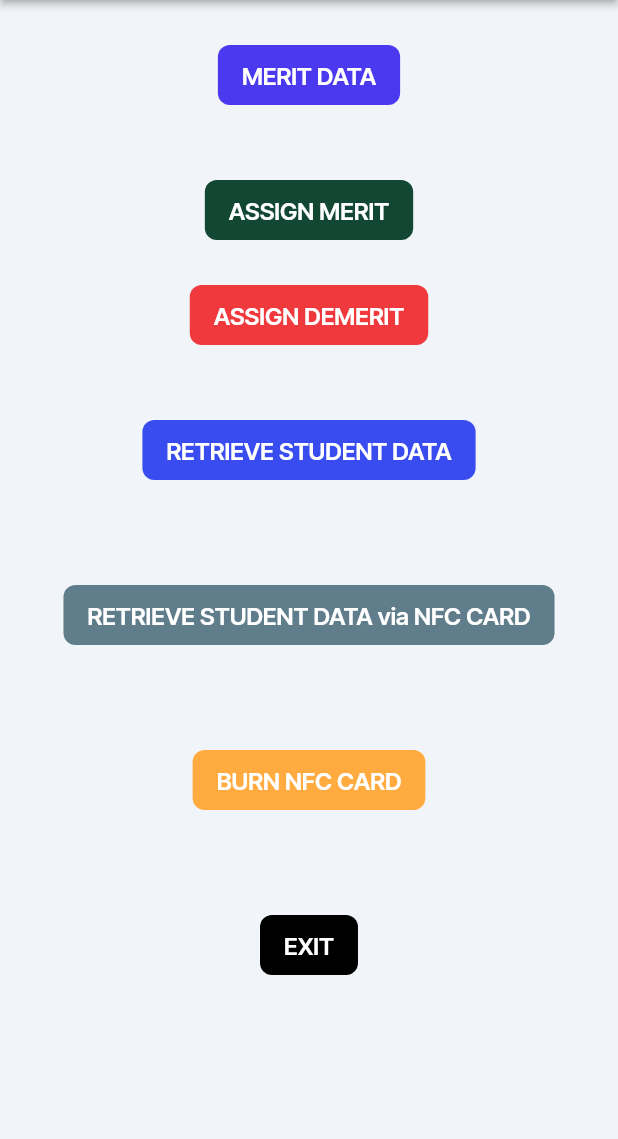
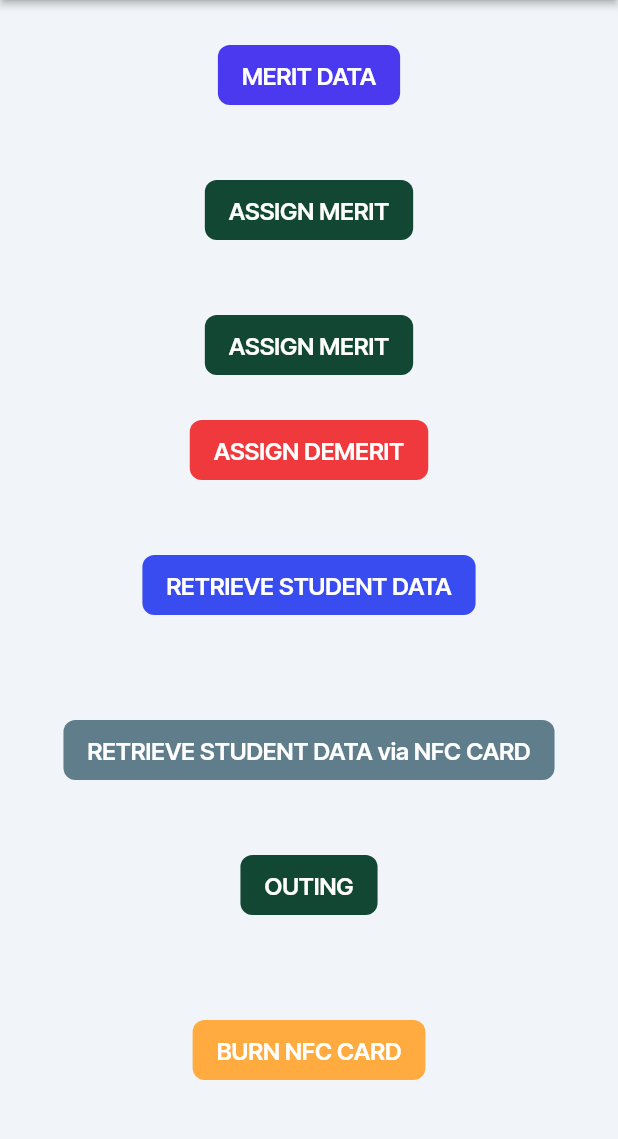
Before and after one commit to syedadib19/emrsmb, a Flutter app: the screen it shows after launch, on a phone screen of 412 x 824 dp, the part 84-1223 px from its top. Run offline on Flutter 3.47's test engine with Material 3 defaults, Android fonts, the phone set to English and light mode, and no system bars; drawn by our look-alikes of auto_size_text; our stand-ins replace font_awesome_flutter, from_css_color, go_router, google_fonts, page_transition, shared_preferences and 2 more; missing offline and left inert: json_path, nfc_manager.

Commit message:
Editted Outing function

```diff
--- a/lib/NFCstudentlookup.dart
+++ b/lib/NFCstudentlookup.dart
@@ -1,7 +1,7 @@
 import 'package:flutter/material.dart';
 import 'package:http/http.dart' as http;
 import 'dart:convert';
-import 'package:nfc_manager/nfc_manager.dart';
+import 'package:nfc_manager/nfc_manager.dart'; //important fpr nfc
 import 'dart:typed_data';
 
 class NFCScreen extends StatefulWidget {
--- a/lib/pages/home_page/home_page_widget.dart
+++ b/lib/pages/home_page/home_page_widget.dart
@@ -1,6 +1,7 @@
 import 'package:e_m_r_s_m_b/NFCbatchdemerit.dart';
 import 'package:e_m_r_s_m_b/NFCbatchmerit.dart';
 import 'package:e_m_r_s_m_b/NFCstudentlookup.dart';
+import 'package:e_m_r_s_m_b/Outing.dart';
 import 'package:e_m_r_s_m_b/burnNFC.dart';
 import 'package:e_m_r_s_m_b/getsmp.dart';
 import 'package:e_m_r_s_m_b/meritdata.dart';
@@ -82,6 +83,7 @@ class _HomePageWidgetState extends State<HomePageWidget> {
         ),
         body: SafeArea(
           top: true,
+          child: SingleChildScrollView(  // Add this
             child: Column(
               mainAxisSize: MainAxisSize.max,
               children: [
@@ -114,6 +116,34 @@ class _HomePageWidgetState extends State<HomePageWidget> {
                         elevation: 0.0,
                         borderRadius: BorderRadius.circular(8.0),
                       ),
+                    ),
+                  ),
+                ),
+                Padding(
+                  padding: EdgeInsetsDirectional.fromSTEB(0.0, 50.0, 0.0, 0.0),
+                  child: FFButtonWidget(
+                    onPressed: () {
+                      print('Button pressed ...');
+                      Navigator.push(
+                          context,
+                          MaterialPageRoute(builder: (context)=>NFCBatchPage())
+                      );
+                    },
+                    text: 'ASSIGN MERIT',
+                    options: FFButtonOptions(
+                      height: 40.0,
+                      padding:
+                      EdgeInsetsDirectional.fromSTEB(16.0, 0.0, 16.0, 0.0),
+                      iconPadding:
+                      EdgeInsetsDirectional.fromSTEB(0.0, 0.0, 0.0, 0.0),
+                      color: Color(0xFF114733),
+                      textStyle: FlutterFlowTheme.of(context).titleSmall.override(
+                        fontFamily: 'Inter Tight',
+                        color: Colors.white,
+                        letterSpacing: 0.0,
+                      ),
+                      elevation: 0.0,
+                      borderRadius: BorderRadius.circular(8.0),
                     ),
                   ),
                 ),
@@ -231,6 +261,34 @@ class _HomePageWidgetState extends State<HomePageWidget> {
                   ),
                 ),
                 Padding(
+                  padding: EdgeInsetsDirectional.fromSTEB(0.0, 50.0, 0.0, 0.0),
+                  child: FFButtonWidget(
+                    onPressed: () {
+                      print('Button pressed ...');
+                      Navigator.push(
+                          context,
+                          MaterialPageRoute(builder: (context)=>NfcOutingScreen())
+                      );
+                    },
+                    text: 'OUTING',
+                    options: FFButtonOptions(
+                      height: 40.0,
+                      padding:
+                      EdgeInsetsDirectional.fromSTEB(16.0, 0.0, 16.0, 0.0),
+                      iconPadding:
+                      EdgeInsetsDirectional.fromSTEB(0.0, 0.0, 0.0, 0.0),
+                      color: Color(0xFF114733),
+                      textStyle: FlutterFlowTheme.of(context).titleSmall.override(
+                        fontFamily: 'Inter Tight',
+                        color: Colors.white,
+                        letterSpacing: 0.0,
+                      ),
+                      elevation: 0.0,
+                      borderRadius: BorderRadius.circular(8.0),
+                    ),
+                  ),
+                ),
+                Padding(
                   padding: EdgeInsetsDirectional.fromSTEB(0.0, 70.0, 0.0, 0.0),
                   child: FFButtonWidget(
                     onPressed: () {
@@ -285,6 +343,7 @@ class _HomePageWidgetState extends State<HomePageWidget> {
                 ),
               ],
             ),
+          ), //that i eddited
         ),
       ),
     );
--- a/pubspec.yaml
+++ b/pubspec.yaml
@@ -24,6 +24,8 @@ dependencies:
   flutter_launcher_icons: ^0.13.1
   flutter_nfc_kit: ^3.6.0
   nfc_manager: ^3.5.0
+  vibration: ^3.1.3
+  http: ^0.13.6
   ndef: ^0.3.4
   flutter:
     sdk: flutter
```
Also changed, not shown: lib/Outing.dart (added, +168 -0 lines), pubspec.lock, 1 other file. Lines whose indentation alone changed are shown as unchanged.
